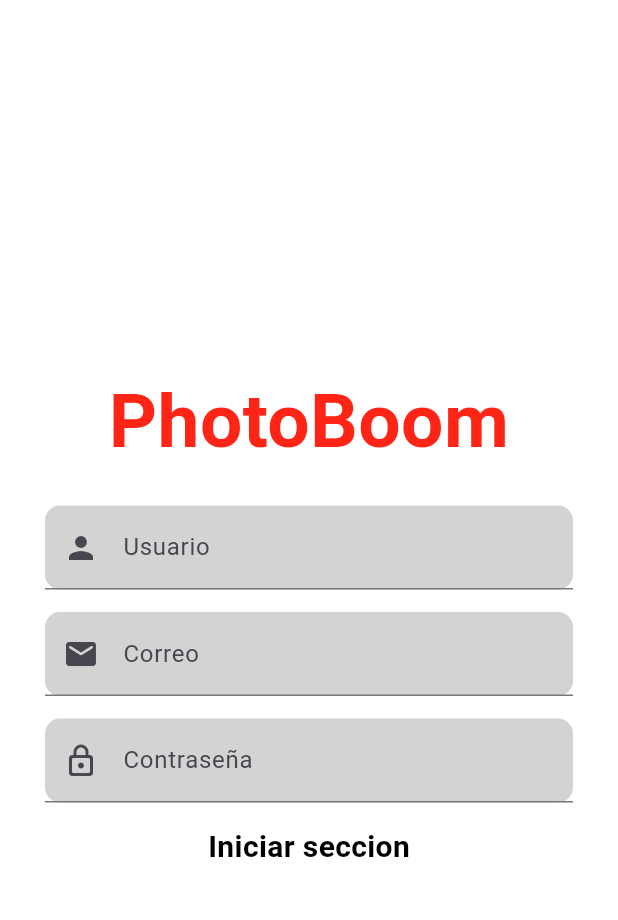
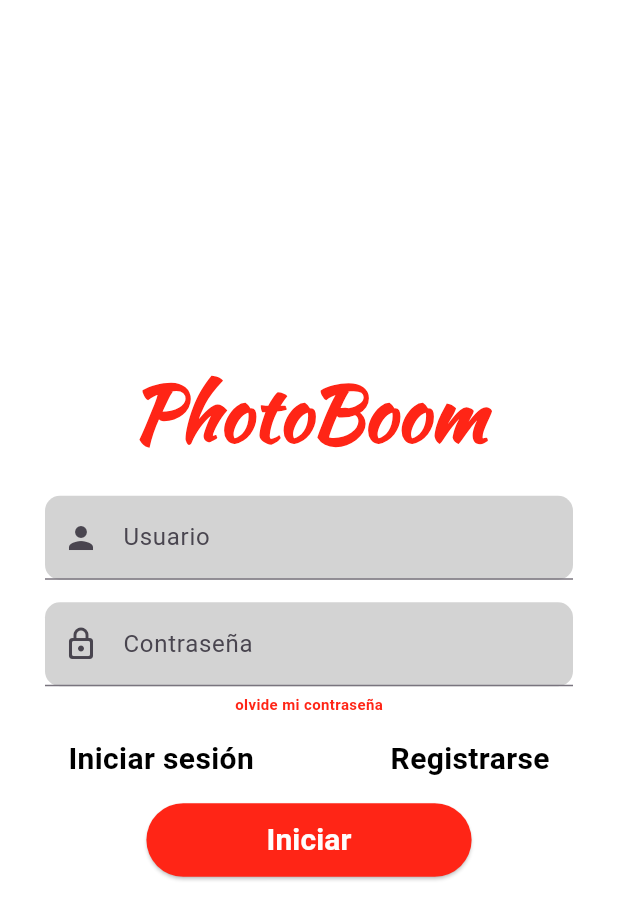
Before and after one commit to ricardojmt/PhotoBoom, a Flutter app: the screen it shows after launch, on a phone screen of 412 x 824 dp. Shown: the top 920 px of the screen. Run offline on Flutter 3.47's test engine with Material 3 defaults, Android fonts, the phone set to English and light mode, and no system bars.

Commit message:
cambio 0.6

```diff
--- /dev/null
+++ b/lib/components/botonconfirmacion.dart
@@ -0,0 +1,81 @@
+import 'package:flutter/material.dart';
+import 'package:photoboom/core/app_colores.dart';
+import 'package:photoboom/core/app_tipo_text.dart';
+import 'package:photoboom/screens/pb_correo_contrasena.dart';
+import 'package:photoboom/screens/pb_inicio_sesion.dart';
+
+class Registrarme extends StatelessWidget{
+  Widget build (BuildContext context){
+    return Confirmacion(
+      textot: "Registarme",
+      onPressed: () {
+        Navigator.pushNamed(context, PbInicioSesion.id);
+      },
+    );
+  }
+}
+
+class Iniciar extends StatelessWidget{
+  Widget build (BuildContext context){
+    return Confirmacion(
+      textot: "Iniciar",
+      onPressed: () {
+        Navigator.pushNamed(context, PbInicioSesion.id);
+      },
+    );
+  }
+}
+
+class enviaromc extends StatelessWidget{
+  Widget build (BuildContext context){
+    return Confirmacion(
+      textot: "Enviar",
+      onPressed: () {
+        Navigator.pushNamed(context, PbCorreoContrasena.id);
+      },
+    );
+  }
+}
+
+class iniciosesion extends StatelessWidget{
+  Widget build (BuildContext context){
+    return Confirmacion(
+      textot: "iniciar secion",
+      onPressed: () {
+        Navigator.pushNamed(context, PbInicioSesion.id);
+      },
+    );
+  }
+}
+
+class Confirmacion extends StatelessWidget {
+  final String textot;
+  final VoidCallback onPressed;
+
+
+  const Confirmacion({
+    required this.textot,
+    required this.onPressed,
+
+    });
+  @override
+  Widget build(BuildContext context) {
+    return Padding(
+      padding: EdgeInsets.symmetric(horizontal: 90.0), // Espaciado externo
+      child: ElevatedButton(
+        style: ElevatedButton.styleFrom(
+          backgroundColor: AppColores.logotext,
+          shape: RoundedRectangleBorder(
+            borderRadius: BorderRadius.circular(30), // Bordes redondeados
+          ),
+          padding: EdgeInsets.symmetric(vertical: 10, horizontal: 80), // Alto del botón
+        ),
+        onPressed: onPressed,
+        child: Text(
+          textot,
+          style: AppTipoText.textoblanco,
+        ),
+      ),
+    );
+  }
+}
--- /dev/null
+++ b/lib/components/logo.dart
@@ -0,0 +1,42 @@
+import 'package:flutter/material.dart';
+import 'package:photoboom/core/app_colores.dart';
+
+class Logogrande extends StatelessWidget{
+  Widget build (BuildContext context){
+    return Confirmacion(
+      fontSize: 50,
+    );
+  }
+}
+
+class Logopequeno extends StatelessWidget{
+  Widget build (BuildContext context){
+    return Confirmacion(
+      fontSize: 50,
+    );
+  }
+}
+
+class Confirmacion extends StatelessWidget {
+  final double fontSize;
+
+
+  const Confirmacion({
+    required this.fontSize,
+
+    });
+  @override
+  @override
+  Widget build(BuildContext context) {
+    return Text(
+      "PhotoBoom",
+      textAlign: TextAlign.center,
+      style: TextStyle(
+        color: AppColores.logotext,
+        fontFamily: 'KaushanScript',
+        fontSize: fontSize,
+        fontWeight: FontWeight.bold,
+      ),
+    );
+  }
+}
--- a/lib/core/app_tipo_text.dart
+++ b/lib/core/app_tipo_text.dart
@@ -1,4 +1,5 @@
 import 'package:flutter/widgets.dart';
+import 'package:photoboom/core/app_colores.dart';
 
 class AppTipoText {
   static const TextStyle texto = TextStyle(
@@ -6,4 +7,21 @@ class AppTipoText {
     fontSize: 20.0, // Tamaño del texto
     fontWeight: FontWeight.bold, // Texto en negrita
   );
+
+  static const TextStyle textopequeno = TextStyle(
+    color: AppColores.logotext, // Color negro (puedes cambiarlo)
+    fontSize: 10.0, // Tamaño del texto
+    fontWeight: FontWeight.bold, // Texto en negrita
+  );
+
+  static const TextStyle textoblanco = TextStyle(
+    color: Color(0xFFFFFDFD), // Color negro (puedes cambiarlo)
+    fontSize: 20.0, // Tamaño del texto
+    fontWeight: FontWeight.bold, // Texto en negrita
+  );
+
+  static const TextStyle textos = TextStyle(
+    color: Color(0xFF000000), // Color negro (puedes cambiarlo)
+    fontSize: 10.0, // Tamaño del texto
+  );
 }
--- a/lib/main.dart
+++ b/lib/main.dart
@@ -1,6 +1,8 @@
 import 'package:flutter/material.dart';
 import 'package:photoboom/core/app_colores.dart';
+import 'package:photoboom/screens/pb_correo_contrasena.dart';
 import 'package:photoboom/screens/pb_inicio_sesion.dart';
+import 'package:photoboom/screens/pb_olvide_contrasena.dart';
 import 'package:photoboom/screens/pb_registrarse.dart';
 
 void main() {
@@ -13,11 +15,18 @@ class MainApp extends StatelessWidget {
   @override
   Widget build(BuildContext context) {
     return MaterialApp(
-      home: Scaffold(
-        //appBar: AppBar(title: Text("")),
-        backgroundColor: AppColores.backgrounds,
-        body: PbRegistrarse(),
+      debugShowCheckedModeBanner: false,
+      theme: ThemeData(
+        scaffoldBackgroundColor: AppColores.backgrounds,
       ),
+      initialRoute: PbInicioSesion.id,
+      routes: {
+        PbRegistrarse.id: (context) => PbRegistrarse(),
+        PbInicioSesion.id: (context) => PbInicioSesion(),
+        PbOlvideContrasena.id: (context) => PbOlvideContrasena(),
+        PbCorreoContrasena.id: (context) => PbCorreoContrasena(),
+      },
+
     );
   }
 }
--- a/lib/screens/pb_inicio_sesion.dart
+++ b/lib/screens/pb_inicio_sesion.dart
@@ -1,11 +1,15 @@
 import 'package:flutter/material.dart';
+import 'package:photoboom/components/botonconfirmacion.dart';
 import 'package:photoboom/components/datosgenerales.dart';
+import 'package:photoboom/components/logo.dart';
 import 'package:photoboom/core/app_colores.dart';
 import 'package:photoboom/core/app_tipo_text.dart';
+import 'package:photoboom/screens/pb_olvide_contrasena.dart';
+import 'package:photoboom/screens/pb_registrarse.dart';
 
 class PbInicioSesion extends StatelessWidget {
   static String id = "pb_inicio_sesion";
-  @override
+   @override
   Widget build(BuildContext context) {
     return SafeArea(
       child: Scaffold(
@@ -14,23 +18,8 @@ class PbInicioSesion extends StatelessWidget {
           child: Column(
             mainAxisAlignment: MainAxisAlignment.center,
             children: [
-              Text("PhotoBoom",
-              textAlign: TextAlign.center,
-              style: TextStyle(
-                color: AppColores.logotext,
-                fontSize: 50,
-                fontWeight: FontWeight.bold,
-              ),
-              ),
-              SizedBox(
-                height: 20.0,
-              ),
-              Row(
-                mainAxisAlignment: MainAxisAlignment.center,
-                children: [
-                  Text("Iniciar seccion", style: AppTipoText.texto,),
-                ],
-              ),
+
+              Logogrande(),
               SizedBox(
                 height: 20.0,
               ),
@@ -39,12 +28,44 @@ class PbInicioSesion extends StatelessWidget {
                 height: 15.0,
               ),
               Contras(),
+              SizedBox(
+                height: 5.0,
+              ),
               Row(
                 mainAxisAlignment: MainAxisAlignment.center,
                 children: [
-                  Text("Registrarse", style: AppTipoText.texto,),
+                  GestureDetector(
+                    onTap: () {
+                      Navigator.pushNamed(context, PbOlvideContrasena.id);
+                    },
+                    child: Text("olvide mi contraseña", style: AppTipoText.textopequeno),
+                  ),
                 ],
               ),
+              SizedBox(
+                height: 15.0,
+              ),
+              Row(
+                mainAxisAlignment: MainAxisAlignment.spaceAround,
+                children: [
+                  GestureDetector(
+                    onTap: () {
+                      Navigator.pushNamed(context, PbInicioSesion.id);
+                    },
+                    child: Text("Iniciar sesión", style: AppTipoText.texto),
+                  ),
+                  GestureDetector(
+                    onTap: () {
+                      Navigator.pushNamed(context, PbRegistrarse.id);
+                    },
+                    child: Text("Registrarse", style: AppTipoText.texto),
+                  ),
+                ],
+              ),
+              SizedBox(
+                height: 15.0,
+              ),
+              Iniciar(),
             ]
           ),
         ),
--- a/lib/screens/pb_registrarse.dart
+++ b/lib/screens/pb_registrarse.dart
@@ -1,10 +1,13 @@
 import 'package:flutter/material.dart';
+import 'package:photoboom/components/botonconfirmacion.dart';
 import 'package:photoboom/components/datosgenerales.dart';
+import 'package:photoboom/components/logo.dart';
 import 'package:photoboom/core/app_colores.dart';
 import 'package:photoboom/core/app_tipo_text.dart';
+import 'package:photoboom/screens/pb_inicio_sesion.dart';
 
 class PbRegistrarse extends StatelessWidget {
-  static String id = "pb_inicio_sesion";
+  static String id = "pb_resgistrarse";
   @override
   Widget build(BuildContext context) {
     return SafeArea(
@@ -14,14 +17,11 @@ class PbRegistrarse extends StatelessWidget {
           child: Column(
             mainAxisAlignment: MainAxisAlignment.center,
             children: [
-              Text("PhotoBoom",
-              textAlign: TextAlign.center,
-              style: TextStyle(
-                color: AppColores.logotext,
-                fontSize: 50,
-                fontWeight: FontWeight.bold,
+              Logogrande(),
+              SizedBox(
+                height: 20.0,
               ),
-              ),
+              Nombre(),
               SizedBox(
                 height: 20.0,
               ),
@@ -38,11 +38,27 @@ class PbRegistrarse extends StatelessWidget {
                 height: 15.0,
               ),
               Row(
-                mainAxisAlignment: MainAxisAlignment.center,
+                mainAxisAlignment: MainAxisAlignment.spaceAround,
                 children: [
-                  Text("Iniciar seccion", style: AppTipoText.texto,),
+                  GestureDetector(
+                    onTap: () {
+                      Navigator.pushNamed(context, PbInicioSesion.id);
+                    },
+                    child: Text("Iniciar sesión", style: AppTipoText.texto),
+                  ),
+                  GestureDetector(
+                    onTap: () {
+                      Navigator.pushNamed(context, PbRegistrarse.id);
+                    },
+                    child: Text("Registrarse", style: AppTipoText.texto),
+                  ),
                 ],
               ),
+              SizedBox(
+                height: 15.0,
+              ),
+              Registrarme(),
+
             ]
           ),
         ),
--- a/pubspec.yaml
+++ b/pubspec.yaml
@@ -23,3 +23,8 @@ dev_dependencies:
 
 flutter:
   uses-material-design: true
+
+  fonts:
+    - family: KaushanScript
+      fonts:
+        - asset: assets/fonts/KaushanScript-Regular.ttf
```
Also changed, not shown: lib/components/botonvolver.dart (added, +32 -0 lines), lib/components/datosgenerales.dart (+23 -0 lines), lib/components/textos.dart (added, +64 -0 lines), lib/screens/pb_correo_contrasena.dart (added, +41 -0 lines), lib/screens/pb_olvide_contrasena.dart (added, +41 -0 lines), assets/fonts/KaushanScript-Regular.ttf (added).
